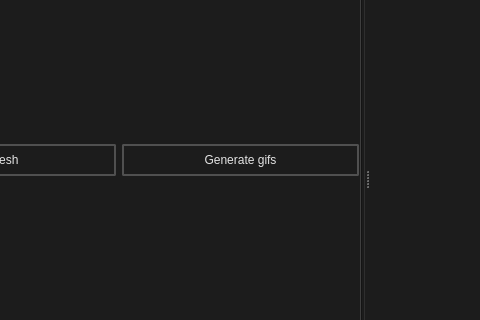
Qt form src/editors/loading_editor/main.ui (dertwist/Hammer5Tools) before a commit; both pictures show x 127 to 607 and y 129 to 449 of the 1065 by 614 pixel window.
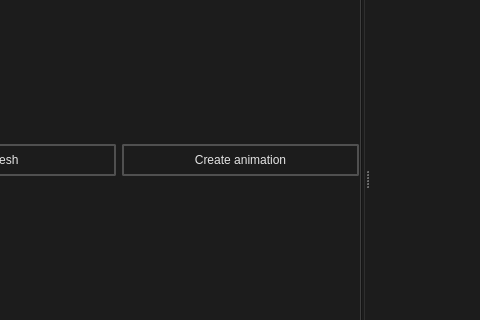
The same form after that commit. The open tabs and pages were chosen to show the change. Icons and pictures are not drawn.

What changed in the file:
```diff
--- a/src/editors/loading_editor/main.ui
+++ b/src/editors/loading_editor/main.ui
@@ -259,7 +259,7 @@
     }</string>
                 </property>
                 <property name="text">
-                 <string>Generate gifs</string>
+                 <string>Create animation</string>
                 </property>
                 <property name="icon">
                  <iconset resource="../../resources.qrc">
```
